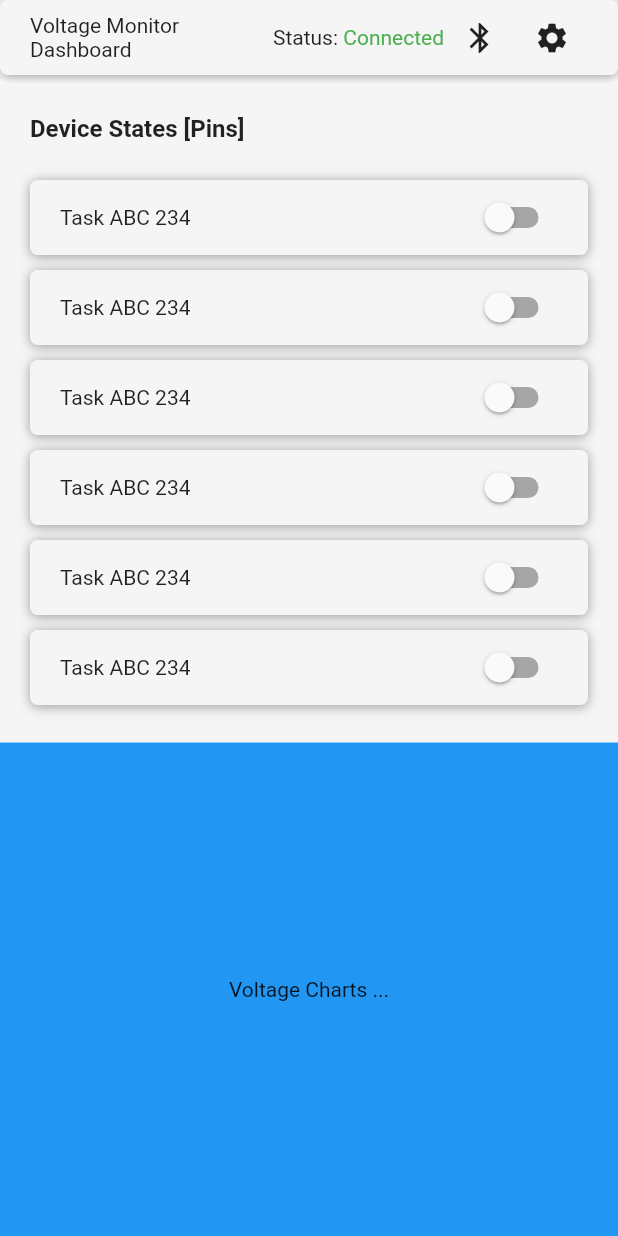
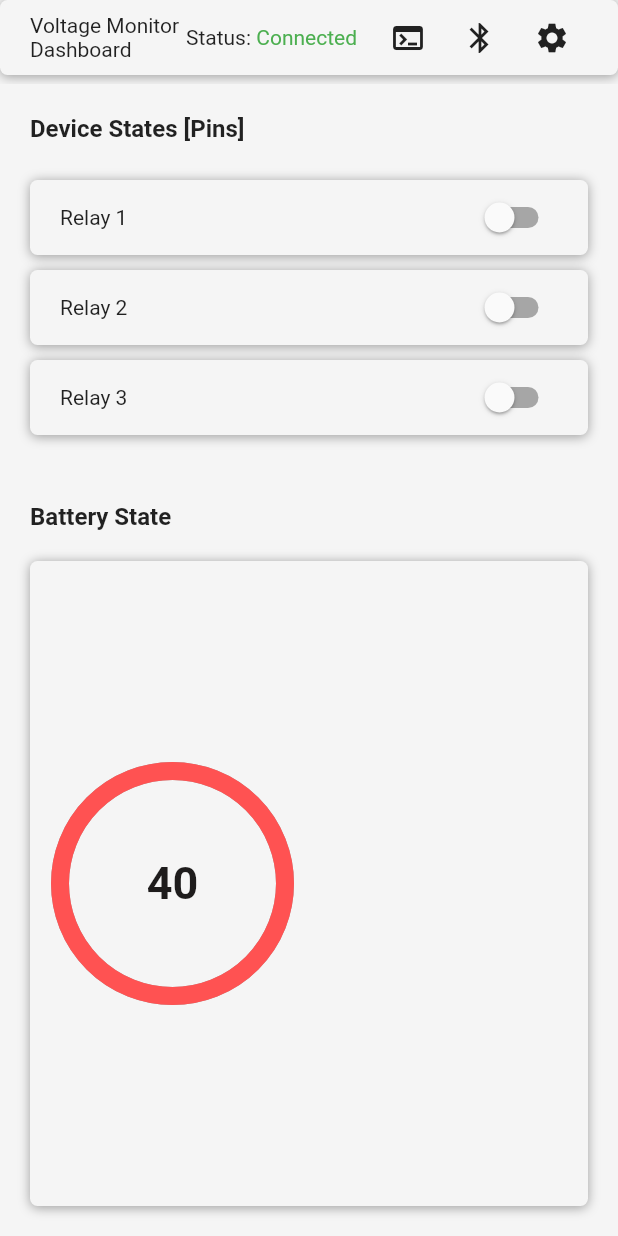
Before and after one commit to allankkoech/bt_serial_controller, a Flutter app: the screen it shows after launch, on a phone screen of 412 x 824 dp. Run offline on Flutter 3.47's test engine with Material 2 defaults, Android fonts, the phone set to English and light mode, and no system bars; drawn by our look-alikes of simple_circular_progress_bar.

Commit message:
Added other screens, voltage display

```diff
--- a/lib/main.dart
+++ b/lib/main.dart
@@ -24,7 +24,7 @@ class _MyAppState extends State<MyApp> {
       theme: ThemeData(
         primarySwatch: Colors.orange,
       ),
-      home: appLoaded ? const HomeScreen() : const OnboardingScreen(),
+      home: appLoaded ? HomeScreen() : const OnboardingScreen(),
     );
   }
 }
--- a/lib/pages/home_screen.dart
+++ b/lib/pages/home_screen.dart
@@ -1,30 +1,24 @@
 import 'package:flutter/material.dart';
+import 'package:voltage_controller_bt/widgets/controls/chart_widget.dart';
 import 'package:voltage_controller_bt/widgets/home_topbar.dart';
 import 'package:voltage_controller_bt/widgets/widget_controls.dart';
 
 class HomeScreen extends StatelessWidget {
-  const HomeScreen({Key? key}) : super(key: key);
+  HomeScreen({Key? key}) : super(key: key);
 
   @override
   Widget build(BuildContext context) {
     return Scaffold(
       body: Container(
-        color: Colors.white70,
+        color: Colors.grey[100],
         child: Column(
-          children: [
+          children: const [
             // Menus
-            const HomeTopbar(),
+            HomeTopbar(),
             // Quick controls ...
             WidgetControls(),
             // Charts
-            Expanded(
-              child: Container(
-                color: Colors.blue,
-                child: const Center(
-                  child: Text("Voltage Charts ..."),
-                ),
-              ),
-            ),
+            ChartWidget(),
           ],
         ),
       ),
--- /dev/null
+++ b/lib/widgets/controls/chart_widget.dart
@@ -0,0 +1,106 @@
+import 'package:flutter/material.dart';
+import 'package:simple_circular_progress_bar/simple_circular_progress_bar.dart';
+
+class ChartWidget extends StatefulWidget {
+  const ChartWidget({Key? key}) : super(key: key);
+
+  @override
+  _ChartWidgetState createState() => _ChartWidgetState();
+}
+
+class _ChartWidgetState extends State<ChartWidget> {
+  late ValueNotifier<double> valueNotifier;
+
+  @override
+  void initState() {
+    super.initState();
+    valueNotifier = ValueNotifier(40.0);
+  }
+
+  @override
+  void dispose() {
+    valueNotifier.dispose();
+    super.dispose();
+  }
+
+  @override
+  Widget build(BuildContext context) {
+    return Expanded(
+      child: Padding(
+        padding: const EdgeInsets.all(20.0),
+        child: Column(
+          children: [
+            const SizedBox(height: 20.0),
+            Container(
+              width: double.infinity,
+              child: const Padding(
+                padding: EdgeInsets.symmetric(horizontal: 0.0),
+                child: Text(
+                  "Battery State",
+                  style: TextStyle(fontWeight: FontWeight.bold, fontSize: 16.0),
+                ),
+              ),
+            ),
+            const SizedBox(height: 20.0),
+            Expanded(
+              child: Container(
+                decoration: BoxDecoration(
+                  borderRadius: BorderRadius.circular(5.0),
+                  color: Colors.grey[100],
+                  boxShadow: const [
+                    BoxShadow(
+                      color: Colors.grey,
+                      offset: Offset(0.0, 1.0), //(x,y)
+                      blurRadius: 6.0,
+                    ),
+                  ],
+                ),
+                child: Row(
+                  children: [
+                    const SizedBox(
+                      width: 20.0,
+                    ),
+                    SimpleCircularProgressBar(
+                      progressStrokeWidth: 12,
+                      backStrokeWidth: 12,
+                      valueNotifier: valueNotifier,
+                      mergeMode: true,
+                      size: 150,
+                      maxValue: 40,
+                      backColor: Colors.grey,
+                      progressColors: const [
+                        Colors.redAccent,
+                        Colors.redAccent,
+                        Colors.redAccent,
+                        Colors.redAccent,
+                        Colors.amberAccent,
+                        Colors.green,
+                        Colors.green,
+                        Colors.amberAccent,
+                        Colors.amberAccent,
+                        Colors.redAccent
+                      ],
+                      onGetText: (double value) {
+                        return Text(
+                          '${value.toInt()}',
+                          style: const TextStyle(
+                            fontSize: 30,
+                            fontWeight: FontWeight.bold,
+                            color: Color.fromARGB(255, 30, 28, 28),
+                          ),
+                        );
+                      },
+                    ),
+                    const SizedBox(
+                      width: 20.0,
+                    ),
+                  ],
+                ),
+              ),
+            ),
+          ],
+        ),
+      ),
+    );
+  }
+}
--- a/lib/widgets/controls/device_widget.dart
+++ b/lib/widgets/controls/device_widget.dart
@@ -1,15 +1,16 @@
 import 'package:flutter/material.dart';
 
-class DeviceWidget extends StatefulWidget {
-  const DeviceWidget({Key? key}) : super(key: key);
+class DeviceWidget extends StatelessWidget {
+  DeviceWidget(
+      {Key? key,
+      required this.label,
+      required this.isActivated,
+      required this.onActivatedChanged})
+      : super(key: key);
 
-  @override
-  _DeviceWidgetState createState() => _DeviceWidgetState();
-}
-
-class _DeviceWidgetState extends State<DeviceWidget> {
-  bool isActivated = false;
-  final label = "Task ABC 234";
+  final label;
+  final isActivated;
+  Function onActivatedChanged;
 
   @override
   Widget build(BuildContext context) {
@@ -39,12 +40,11 @@ class _DeviceWidgetState extends State<DeviceWidget> {
               const SizedBox(width: 20.0),
               Expanded(child: Text(label)),
               Switch(
-                  value: isActivated,
-                  onChanged: (activated) {
-                    setState(() {
-                      isActivated = activated;
-                    });
-                  }),
+                value: isActivated,
+                onChanged: (activated) {
+                  onActivatedChanged(activated);
+                },
+              ),
               const SizedBox(width: 20.0),
             ],
           ),
--- a/lib/widgets/home_topbar.dart
+++ b/lib/widgets/home_topbar.dart
@@ -1,4 +1,7 @@
 import 'package:flutter/material.dart';
+import 'package:voltage_controller_bt/pages/bluetooth_screen.dart';
+import 'package:voltage_controller_bt/pages/settings_screen.dart';
+import 'package:voltage_controller_bt/pages/terminal_screen.dart';
 
 class HomeTopbar extends StatelessWidget {
   const HomeTopbar({Key? key}) : super(key: key);
@@ -31,15 +34,25 @@ class HomeTopbar extends StatelessWidget {
               "Connected",
               style: TextStyle(color: Colors.green),
             ),
+            const SizedBox(width: 10.0),
             IconButton(
               onPressed: () {
-                debugPrint("Hello");
+                Navigator.of(context).push(MaterialPageRoute(
+                    builder: (context) => const TerminalScreen()));
+              },
+              icon: const Icon(Icons.terminal),
+            ),
+            IconButton(
+              onPressed: () {
+                Navigator.of(context).push(MaterialPageRoute(
+                    builder: (context) => const BluetoothScreen()));
               },
               icon: const Icon(Icons.bluetooth),
             ),
             IconButton(
               onPressed: () {
-                debugPrint("Settings");
+                Navigator.of(context).push(MaterialPageRoute(
+                    builder: (context) => const SettingsScreen()));
               },
               icon: const Icon(Icons.settings),
             ),
--- a/lib/widgets/widget_controls.dart
+++ b/lib/widgets/widget_controls.dart
@@ -10,6 +10,10 @@ class WidgetControls extends StatefulWidget {
 }
 
 class _WidgetControlsState extends State<WidgetControls> {
+  bool relayOneActivated = false;
+  bool relayTwoActivated = false;
+  bool relayThreeActivated = false;
+
   @override
   Widget build(BuildContext context) {
     return Container(
@@ -29,13 +33,33 @@ class _WidgetControlsState extends State<WidgetControls> {
             ),
           ),
           const SizedBox(height: 20.0),
-          DeviceWidget(),
-          DeviceWidget(),
-          DeviceWidget(),
-          DeviceWidget(),
-          DeviceWidget(),
-          DeviceWidget(),
-          const SizedBox(height: 20.0),
+          DeviceWidget(
+            label: "Relay 1",
+            isActivated: relayOneActivated,
+            onActivatedChanged: (activated) {
+              setState(() {
+                relayOneActivated = activated;
+              });
+            },
+          ),
+          DeviceWidget(
+            label: "Relay 2",
+            isActivated: relayTwoActivated,
+            onActivatedChanged: (activated) {
+              setState(() {
+                relayTwoActivated = activated;
+              });
+            },
+          ),
+          DeviceWidget(
+            label: "Relay 3",
+            isActivated: relayThreeActivated,
+            onActivatedChanged: (activated) {
+              setState(() {
+                relayThreeActivated = activated;
+              });
+            },
+          ),
         ],
       ),
     );
--- a/pubspec.yaml
+++ b/pubspec.yaml
@@ -35,6 +35,7 @@ dependencies:
   # The following adds the Cupertino Icons font to your application.
   # Use with the CupertinoIcons class for iOS style icons.
   cupertino_icons: ^1.0.2
+  simple_circular_progress_bar: ^1.0.2
 
 dev_dependencies:
   flutter_test:
```
Also changed, not shown: lib/pages/bluetooth_screen.dart (added, +32 -0 lines), lib/pages/settings_screen.dart (added, +32 -0 lines), lib/pages/terminal_screen.dart (added, +32 -0 lines), pubspec.lock.
